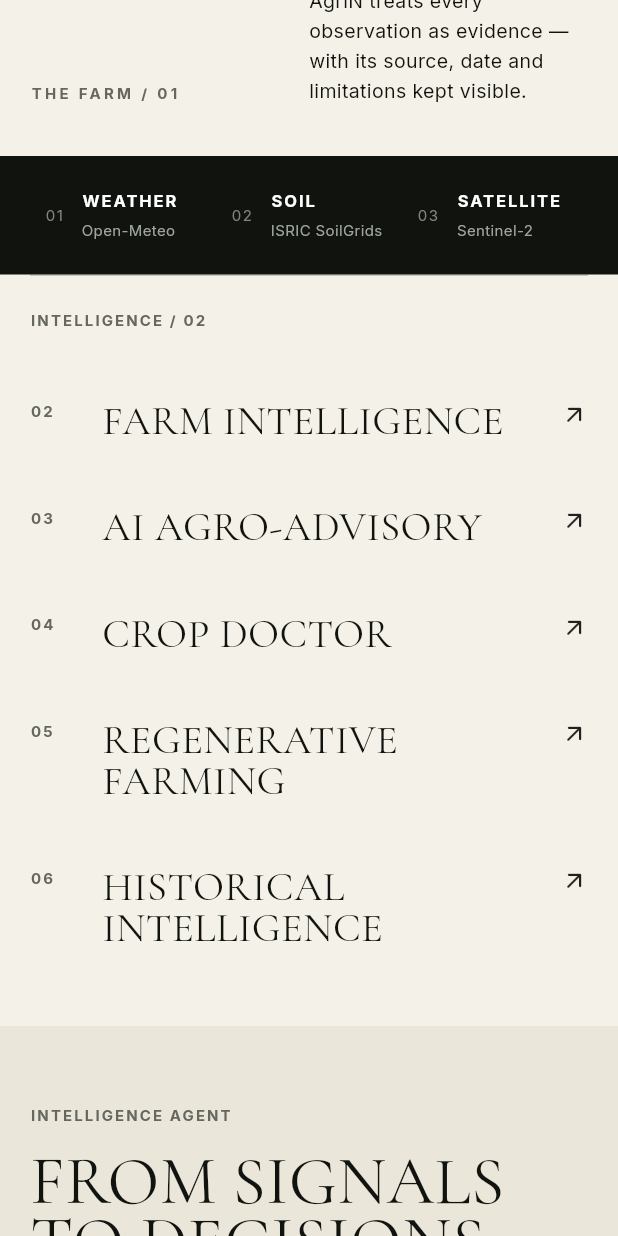
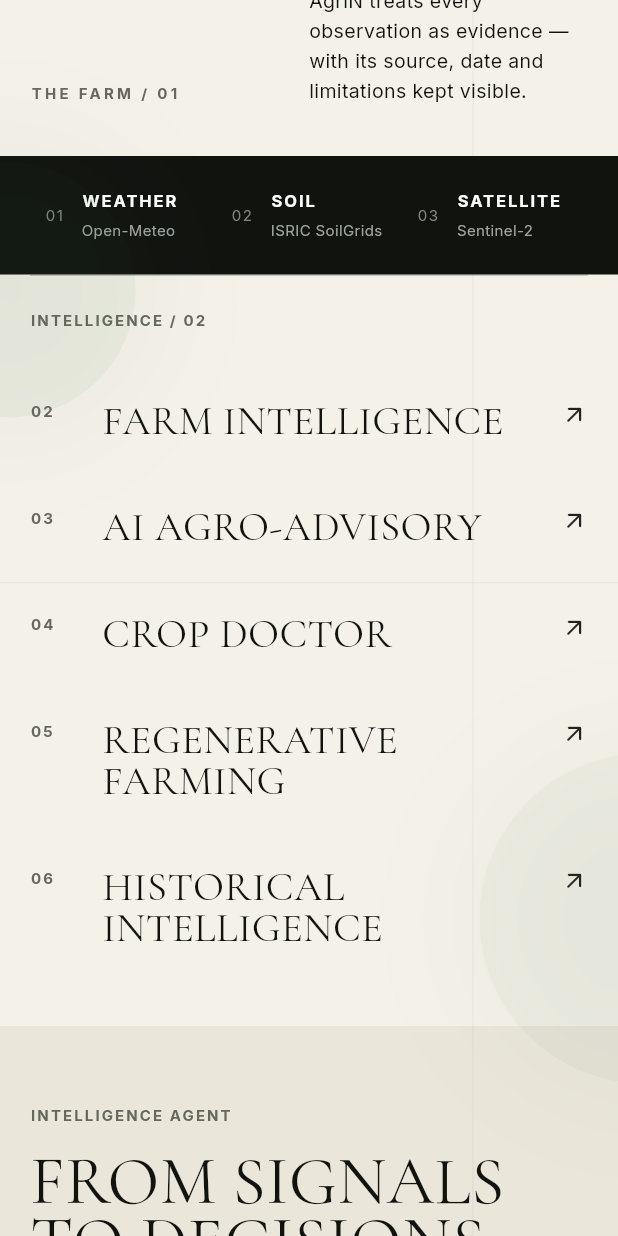
Before and after one commit to esakki-2008/agrin-ai, a Flutter app: the screen it shows after launch, scrolled down 576 dp, on a phone screen of 412 x 824 dp. Run offline on Flutter 3.47's test engine with Material 3 defaults, Android fonts, the phone set to English and light mode, and no system bars; drawn by our look-alikes of flutter_animate; our stand-ins replace go_router, google_fonts, image_picker; accounts and stored records are empty.

Commit message:
Apply cinematic motion across every page

```diff
--- a/lib/app.dart
+++ b/lib/app.dart
@@ -31,6 +31,7 @@ class AgriNApp extends StatelessWidget {
       debugShowCheckedModeBanner: false,
       theme: AgriNDesign.theme(),
       routerConfig: router,
+      builder: (context, child) => AgriNCinematicLayer(child: child ?? const SizedBox.shrink()),
     );
   }
 }
```
